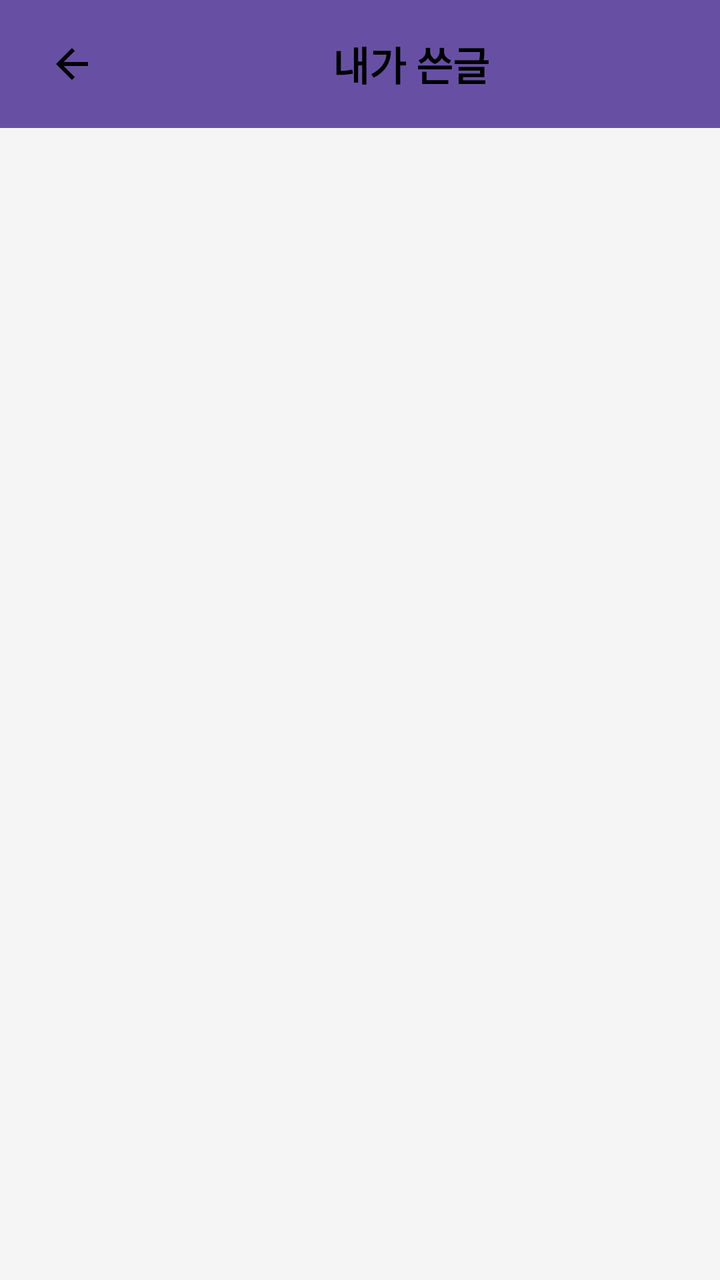
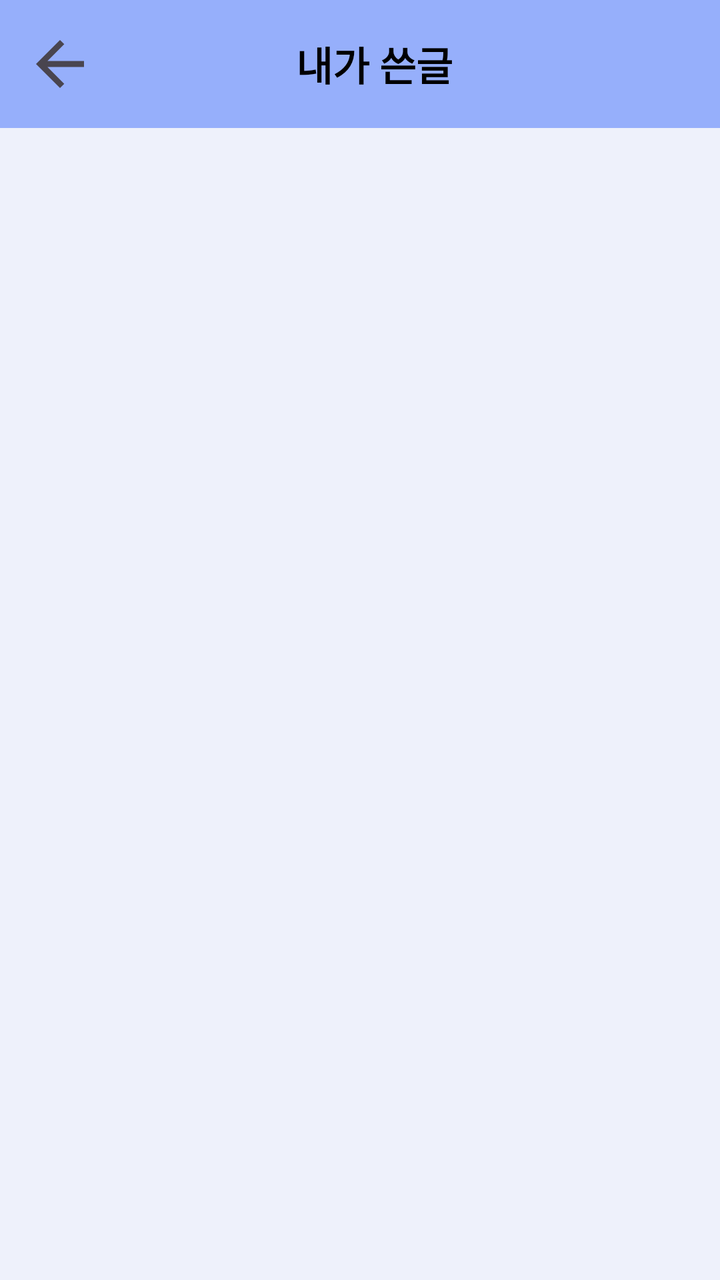

An Android layout rendered at two revisions. The XML below is the earlier revision; the diff shows what the commit changed to produce the second picture.
<!-- AndroidManifest.xml: application theme Theme.Lostfind -->
<!-- res/layout/activity_my_posts.xml -->
<?xml version="1.0" encoding="utf-8"?>
<LinearLayout xmlns:android="http://schemas.android.com/apk/res/android"
    xmlns:app="http://schemas.android.com/apk/res-auto"
    xmlns:tools="http://schemas.android.com/tools"
    android:layout_width="match_parent"
    android:layout_height="match_parent"
    android:orientation="vertical"
    android:background="#F5F5F5"
    tools:context=".MyPostsActivity">

    <LinearLayout
        android:id="@+id/top_bar_layout"
        android:layout_width="match_parent"
        android:layout_height="?attr/actionBarSize"
        android:background="?attr/colorPrimary"
        android:orientation="horizontal"
        android:gravity="center_vertical"
        android:paddingEnd="16dp">

        <Button
            android:id="@+id/back_button"
            android:layout_width="67dp"
            android:layout_height="wrap_content"
            android:drawableLeft="@drawable/ic_arrow_back"/>

        <TextView
            android:id="@+id/toolbar_title_text"
            android:layout_width="279dp"
            android:layout_height="wrap_content"
            android:layout_weight="1"
            android:gravity="center"
            android:text="내가 쓴글"
            android:textColor="@android:color/black"
            android:textSize="20sp"
            android:textStyle="bold" />

    </LinearLayout>

    <androidx.recyclerview.widget.RecyclerView
        android:id="@+id/recycler_view_my_posts"
        android:layout_width="match_parent"
        android:layout_height="0dp"
        android:layout_weight="1"
        android:padding="8dp"/>

</LinearLayout>
<!-- resources referenced by this layout -->
<resources>
  <!-- drawable ic_arrow_back (drawable) -->
  <vector xmlns:android="http://schemas.android.com/apk/res/android" android:autoMirrored="true" android:height="24dp" android:tint="#000000" android:viewportHeight="24" android:viewportWidth="24" android:width="24dp">
        
      <path android:fillColor="@android:color/white" android:pathData="M20,11H7.83l5.59,-5.59L12,4l-8,8 8,8 1.41,-1.41L7.83,13H20v-2z"/>
      
  </vector>
  <style name="Theme.Lostfind" parent="Base.Theme.Lostfind" />
  <style name="Base.Theme.Lostfind" parent="Theme.Material3.DayNight.NoActionBar">
          
          
      </style>
</resources>

<!-- the commit's change to res/layout/activity_my_posts.xml (unified diff, before → after) -->
@@ -5,23 +5,28 @@
     android:layout_width="match_parent"
     android:layout_height="match_parent"
     android:orientation="vertical"
-    android:background="#F5F5F5"
+    android:background="@color/one"
     tools:context=".MyPostsActivity">
 
     <LinearLayout
         android:id="@+id/top_bar_layout"
         android:layout_width="match_parent"
         android:layout_height="?attr/actionBarSize"
-        android:background="?attr/colorPrimary"
+        android:background="@color/two"
         android:orientation="horizontal"
         android:gravity="center_vertical"
         android:paddingEnd="16dp">
 
-        <Button
+        <ImageButton
             android:id="@+id/back_button"
-            android:layout_width="67dp"
-            android:layout_height="wrap_content"
-            android:drawableLeft="@drawable/ic_arrow_back"/>
+            android:layout_width="60dp"
+            android:layout_height="match_parent"
+            android:layout_alignParentStart="true"
+            android:layout_centerVertical="true"
+            android:background="?attr/selectableItemBackgroundBorderless"
+            android:padding="12dp"
+            android:scaleType="fitCenter"
+            android:src="@drawable/left_arrow" />
 
         <TextView
             android:id="@+id/toolbar_title_text"
@@ -30,6 +35,7 @@
             android:layout_weight="1"
             android:gravity="center"
             android:text="내가 쓴글"
+            android:layout_marginRight="30dp"
             android:textColor="@android:color/black"
             android:textSize="20sp"
             android:textStyle="bold" />
<!-- resource entries referenced after the edit -->
@@ -1,10 +1,20 @@
 <!-- resources referenced by this layout -->
 <resources>
-  <!-- drawable ic_arrow_back (drawable) -->
-  <vector xmlns:android="http://schemas.android.com/apk/res/android" android:autoMirrored="true" android:height="24dp" android:tint="#000000" android:viewportHeight="24" android:viewportWidth="24" android:width="24dp">
-        
-      <path android:fillColor="@android:color/white" android:pathData="M20,11H7.83l5.59,-5.59L12,4l-8,8 8,8 1.41,-1.41L7.83,13H20v-2z"/>
+  <color name="one">#EEF1FB</color>
+  <color name="two">#96AFFB</color>
+  <!-- drawable left_arrow (drawable) -->
+  <?xml version="1.0" encoding="utf-8"?>
+  <vector xmlns:android="http://schemas.android.com/apk/res/android"
+      android:width="24dp"
+      android:height="24dp"
+      android:viewportWidth="24"
+      android:viewportHeight="24"
+      android:tint="?attr/colorControlNormal">  
+  
       
+      <path
+          android:fillColor="@android:color/white"
+          android:pathData="M20,11H7.83l5.59,-5.59L12,4l-8,8 8,8 1.41,-1.41L7.83,13H20v-2z"/>
   </vector>
   <style name="Theme.Lostfind" parent="Base.Theme.Lostfind" />
   <style name="Base.Theme.Lostfind" parent="Theme.Material3.DayNight.NoActionBar">
